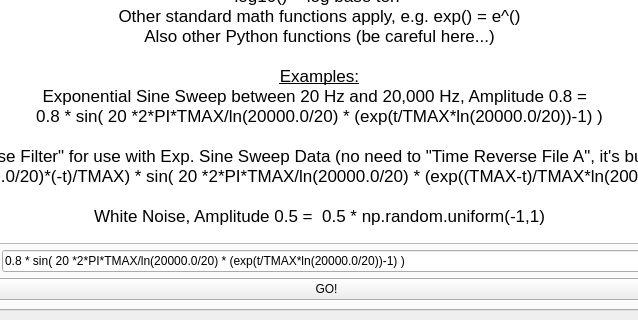
drscotthawley/SHAART, file source/ui_shaart.ui: the form before one commit; both pictures show x 149 to 787 and y 270 to 590 of the 951 by 590 pixel window.
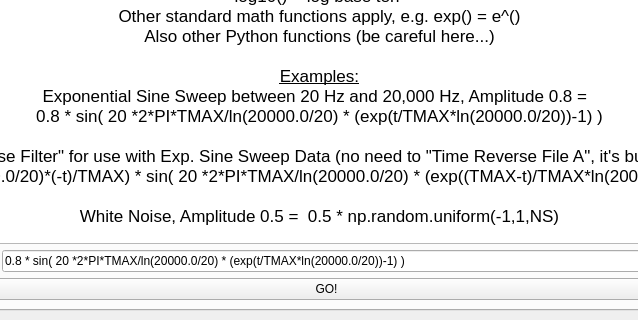
The form after the commit. The open tabs and pages were chosen to show the change. Icons and pictures are not drawn. Custom widgets are drawn as their Qt base class.

Patch:
```diff
--- a/source/ui_shaart.ui
+++ b/source/ui_shaart.ui
@@ -140,9 +140,9 @@
 &lt;p align=&quot;center&quot; style=&quot; margin-top:0px; margin-bottom:0px; margin-left:0px; margin-right:0px; -qt-block-indent:0; text-indent:0px;&quot;&gt;&lt;span style=&quot; font-family:'Lucida Grande';&quot;&gt;&amp;quot;Inverse Filter&amp;quot; for use with Exp. Sine Sweep Data (no need to &amp;quot;Time Reverse File A&amp;quot;, it's built-in):&lt;/span&gt;&lt;/p&gt;
 &lt;p align=&quot;center&quot; style=&quot; margin-top:0px; margin-bottom:0px; margin-left:0px; margin-right:0px; -qt-block-indent:0; text-indent:0px;&quot;&gt;&lt;span style=&quot; font-family:'Lucida Grande';&quot;&gt;exp(ln(20000.0/20)*(-t)/TMAX) * sin( 20 *2*PI*TMAX/ln(20000.0/20) * (exp((TMAX-t)/TMAX*ln(20000.0/20))-1) )&lt;/span&gt;&lt;/p&gt;
 &lt;p align=&quot;center&quot; style=&quot;-qt-paragraph-type:empty; margin-top:0px; margin-bottom:0px; margin-left:0px; margin-right:0px; -qt-block-indent:0; text-indent:0px; font-family:'Lucida Grande';&quot;&gt;&lt;br /&gt;&lt;/p&gt;
-&lt;p align=&quot;center&quot; style=&quot; margin-top:0px; margin-bottom:0px; margin-left:0px; margin-right:0px; -qt-block-indent:0; text-indent:0px;&quot;&gt;&lt;span style=&quot; font-family:'Lucida Grande';&quot;&gt;White Noise, Amplitude 0.5 =  0.5 * np.random.uniform(-1,1)&lt;/span&gt;&lt;/p&gt;
+&lt;p align=&quot;center&quot; style=&quot; margin-top:0px; margin-bottom:0px; margin-left:0px; margin-right:0px; -qt-block-indent:0; text-indent:0px;&quot;&gt;&lt;span style=&quot; font-family:'Lucida Grande';&quot;&gt;White Noise, Amplitude 0.5 =  0.5 * np.random.uniform(-1,1,NS)&lt;/span&gt;&lt;/p&gt;
 &lt;p align=&quot;center&quot; style=&quot;-qt-paragraph-type:empty; margin-top:0px; margin-bottom:0px; margin-left:0px; margin-right:0px; -qt-block-indent:0; text-indent:0px; font-family:'Lucida Grande';&quot;&gt;&lt;br /&gt;&lt;/p&gt;
-&lt;p align=&quot;center&quot; style=&quot; margin-top:0px; margin-bottom:0px; margin-left:0px; margin-right:0px; -qt-block-indent:0; text-indent:0px;&quot;&gt;&lt;span style=&quot; font-family:'Lucida Grande'; font-weight:600; font-style:italic;&quot;&gt;WARNING: This operation is slow.  You will likely see the 'spinning ball.'  Be patient.&lt;/span&gt;&lt;/p&gt;&lt;/body&gt;&lt;/html&gt;</string>
+&lt;p align=&quot;center&quot; style=&quot; margin-top:0px; margin-bottom:0px; margin-left:0px; margin-right:0px; -qt-block-indent:0; text-indent:0px;&quot;&gt;&lt;span style=&quot; font-family:'Lucida Grande'; font-weight:600; font-style:italic;&quot;&gt;NOTE: As of SHAART 0.6, Equation is a (super-fast) array operation. &amp;quot;t&amp;quot; is an array.&lt;/span&gt;&lt;/p&gt;&lt;/body&gt;&lt;/html&gt;</string>
               </property>
              </widget>
             </item>
```
